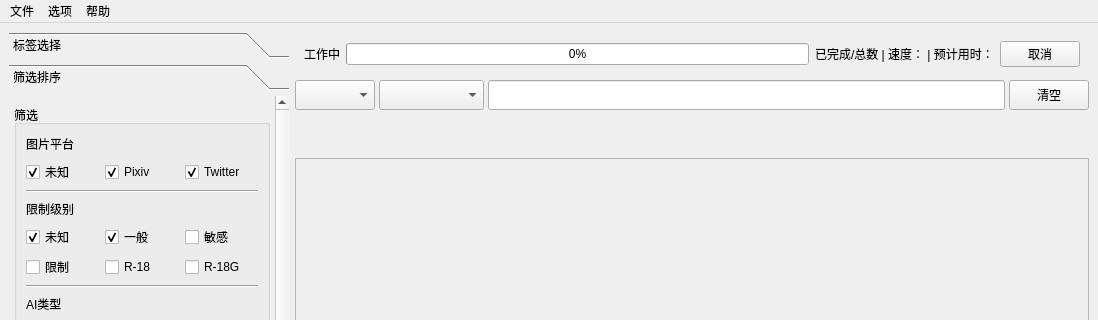
First picture: the form in src/ui/main_window.ui, repository Hosted-code/waifu_gallery, before the edit; both pictures show x 0 to 1098 and y 0 to 320 of the 1098 by 771 pixel window.
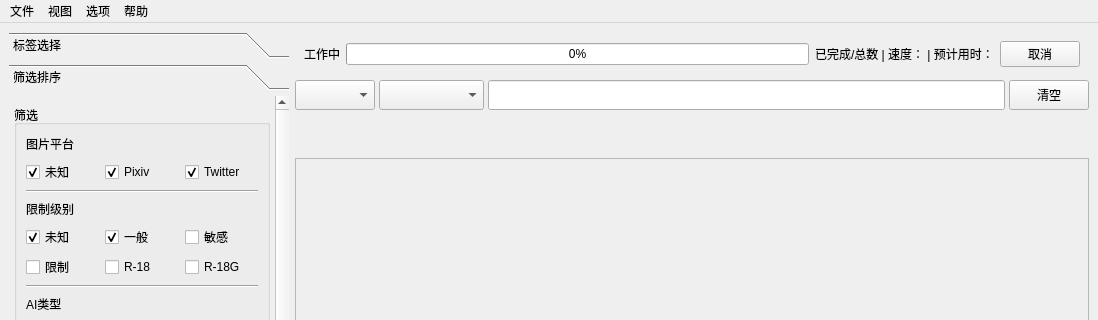
Second picture: the form after the edit.

The edit to the form file:
```diff
--- a/src/ui/main_window.ui
+++ b/src/ui/main_window.ui
@@ -1255,7 +1255,14 @@
     </property>
     <addaction name="showSettingsAction"/>
    </widget>
+    <widget class="QMenu" name="viewMenu">
+     <property name="title">
+      <string>视图</string>
+     </property>
+     <addaction name="openTagBrowserAction"/>
+    </widget>
    <addaction name="fileMenu"/>
+    <addaction name="viewMenu"/>
    <addaction name="settingsMenu"/>
    <addaction name="helpMenu"/>
   </widget>
```
Left out of the diff: 5 changed lines with no effect on the pictures. Lines whose indentation alone changed are shown as unchanged.
